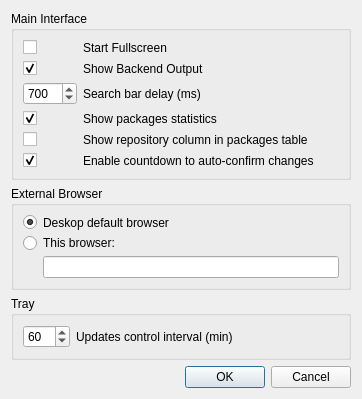
Old version of the form Qt/AppSet-Qt/options.ui in the repository svn2github/appset.
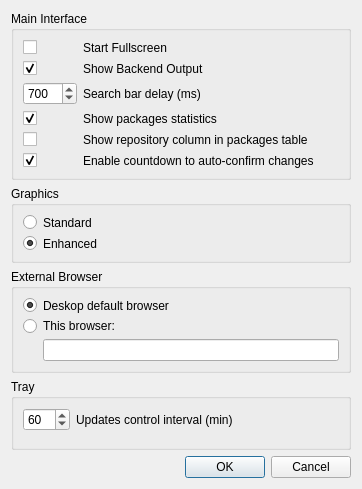
New version of the form.

Commit message: New QML view, About updated, ExtraInfo option saved, Tool upgrades check & post tool upgrade, bug fixing

```diff
--- a/Qt/AppSet-Qt/options.ui
+++ b/Qt/AppSet-Qt/options.ui
@@ -7,7 +7,7 @@
     <x>0</x>
     <y>0</y>
     <width>362</width>
-    <height>377</height>
+    <height>489</height>
    </rect>
   </property>
   <property name="sizePolicy">
@@ -23,7 +23,7 @@
    <bool>true</bool>
   </property>
   <layout class="QGridLayout" name="gridLayout">
-   <item row="1" column="0">
+   <item row="2" column="0">
     <widget class="QGroupBox" name="groupBox">
      <property name="title">
       <string>External Browser</string>
@@ -74,7 +74,7 @@
      </layout>
     </widget>
    </item>
-   <item row="3" column="0">
+   <item row="4" column="0">
     <widget class="QDialogButtonBox" name="buttonBox">
      <property name="orientation">
       <enum>Qt::Horizontal</enum>
@@ -84,7 +84,7 @@
      </property>
     </widget>
    </item>
-   <item row="2" column="0">
+   <item row="3" column="0">
     <widget class="QGroupBox" name="groupBox_2">
      <property name="title">
       <string>Tray</string>
@@ -237,6 +237,50 @@
      </layout>
     </widget>
    </item>
+   <item row="1" column="0">
+    <widget class="QGroupBox" name="groupBox_4">
+     <property name="title">
+      <string>Graphics</string>
+     </property>
+     <layout class="QFormLayout" name="formLayout_4">
+      <item row="0" column="0">
+       <widget class="QRadioButton" name="standardGraph">
+        <property name="text">
+         <string/>
+        </property>
+       </widget>
+      </item>
+      <item row="1" column="0">
+       <widget class="QRadioButton" name="enhancedGraph">
+        <property name="text">
+         <string/>
+        </property>
+        <property name="checked">
+         <bool>true</bool>
+        </property>
+       </widget>
+      </item>
+      <item row="0" column="1">
+       <widget class="QLabel" name="label_10">
+        <property name="text">
+         <string>Standard</string>
+        </property>
+       </widget>
+      </item>
+      <item row="1" column="1">
+       <layout class="QVBoxLayout" name="verticalLayout_2">
+        <item>
+         <widget class="QLabel" name="label_11">
+          <property name="text">
+           <string>Enhanced</string>
+          </property>
+         </widget>
+        </item>
+       </layout>
+      </item>
+     </layout>
+    </widget>
+   </item>
   </layout>
  </widget>
  <resources/>
```
The commit also changes 24 other files.
